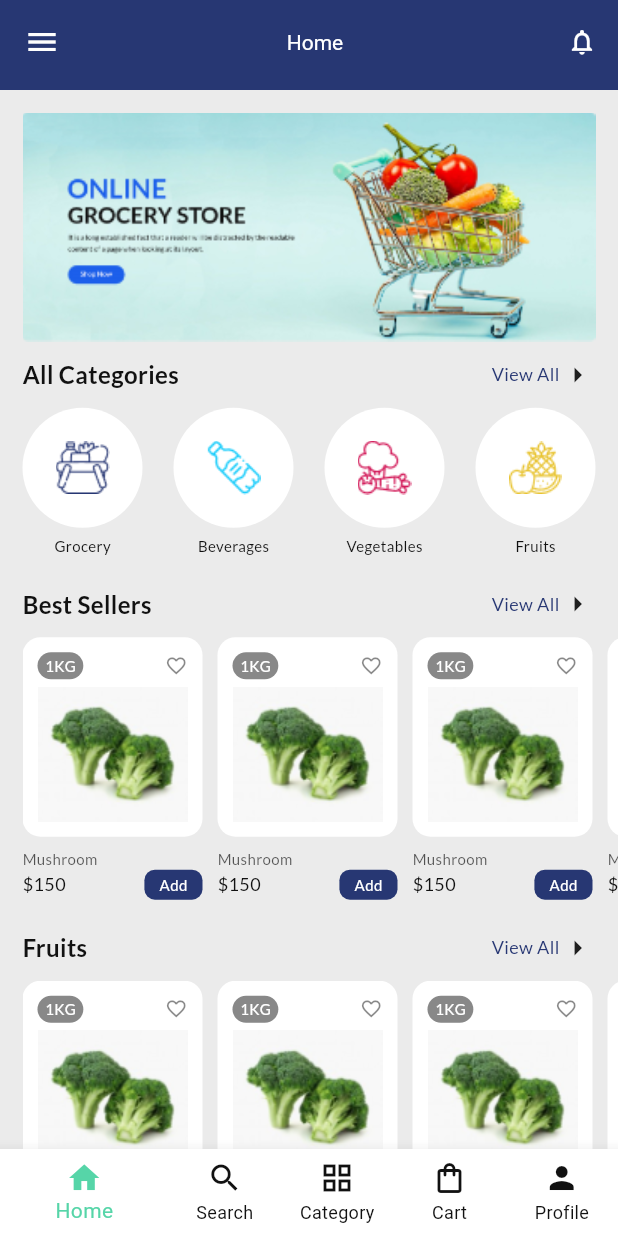
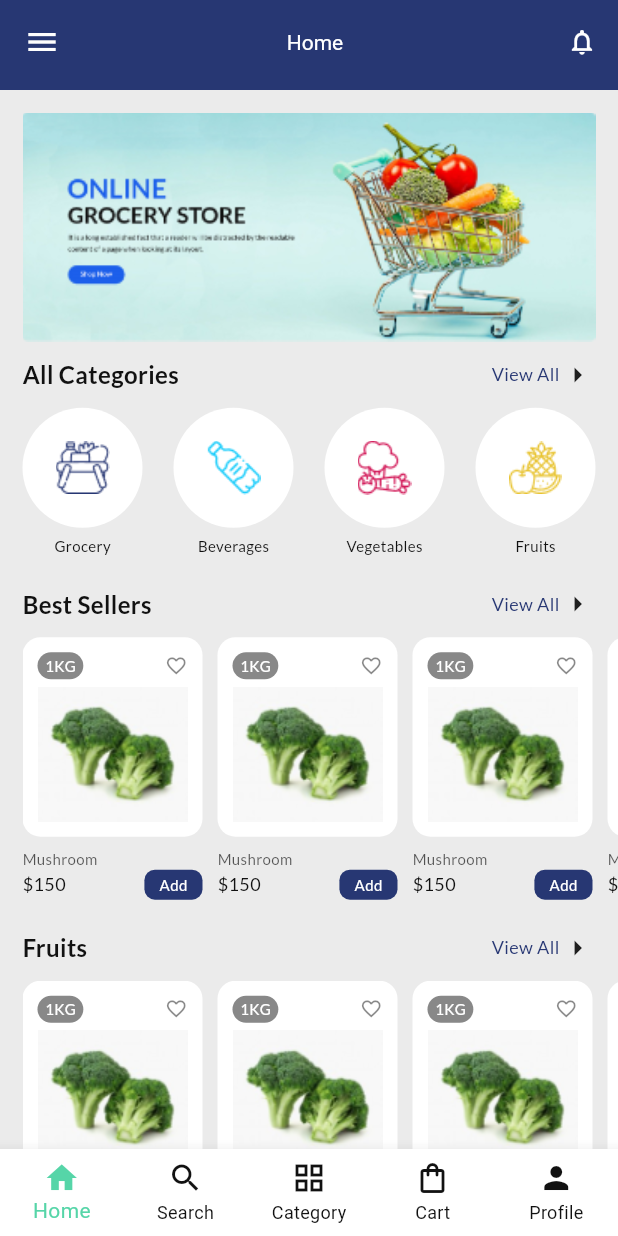
Before and after one commit to CodeVee/flippy_flutter, a Flutter app: the screen it shows after launch, on a phone screen of 412 x 824 dp. Run offline on Flutter 3.47's test engine with Material 3 defaults, Android fonts, the phone set to English and light mode, and no system bars; our stand-ins replace google_fonts.

Commit message:
fix navigation bar

```diff
--- a/lib/pages/navigation_page.dart
+++ b/lib/pages/navigation_page.dart
@@ -33,36 +33,33 @@ class _NavigationPageState extends State<NavigationPage> {
       bottomNavigationBar: BottomNavigationBar(
         currentIndex: _selectedIndex,
         onTap: _changePage,
+        backgroundColor: Colors.white,
         selectedIconTheme: const IconThemeData(color: AppColors.mainGreen),
         selectedItemColor: AppColors.mainGreen,
         unselectedIconTheme: const IconThemeData(color: AppColors.mainDark),
         unselectedItemColor: AppColors.mainDark,
         showUnselectedLabels: true,
+        type: BottomNavigationBarType.fixed,
         items: const [
           BottomNavigationBarItem(
             icon: Icon(Icons.home),
             label: 'Home',
-            backgroundColor: Colors.white,
           ),
           BottomNavigationBarItem(
             icon: Icon(Icons.search),
             label: 'Search',
-            backgroundColor: Colors.white,
           ),
           BottomNavigationBarItem(
             icon: Icon(Icons.grid_view_outlined),
             label: 'Category',
-            backgroundColor: Colors.white,
           ),
           BottomNavigationBarItem(
             icon: Icon(Icons.shopping_bag_outlined),
             label: 'Cart',
-            backgroundColor: Colors.white,
           ),
           BottomNavigationBarItem(
             icon: Icon(Icons.person),
             label: 'Profile',
-            backgroundColor: Colors.white,
           ),
         ],
       ),
```
